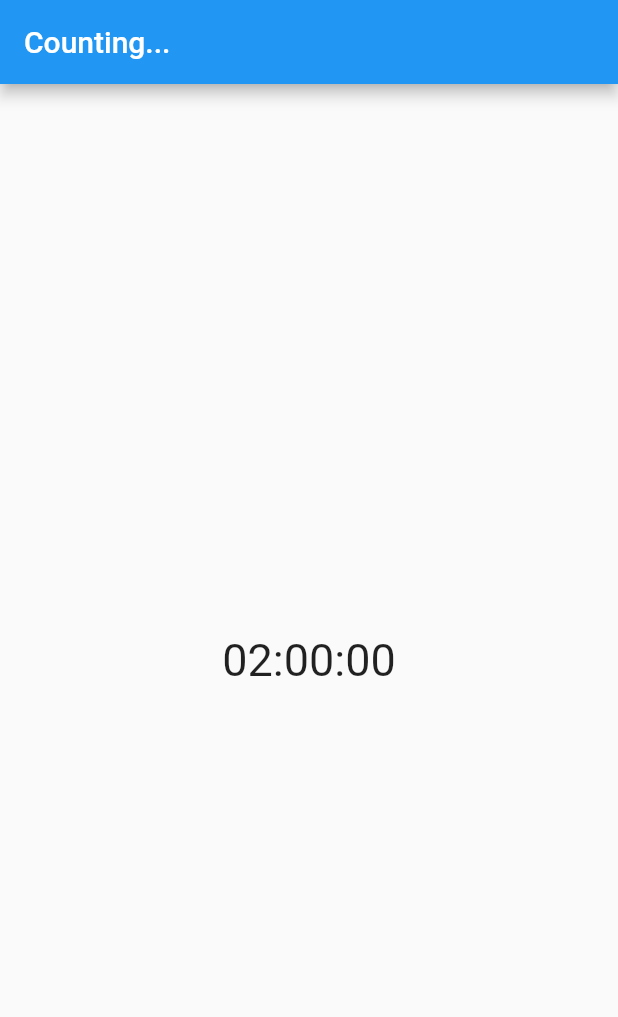
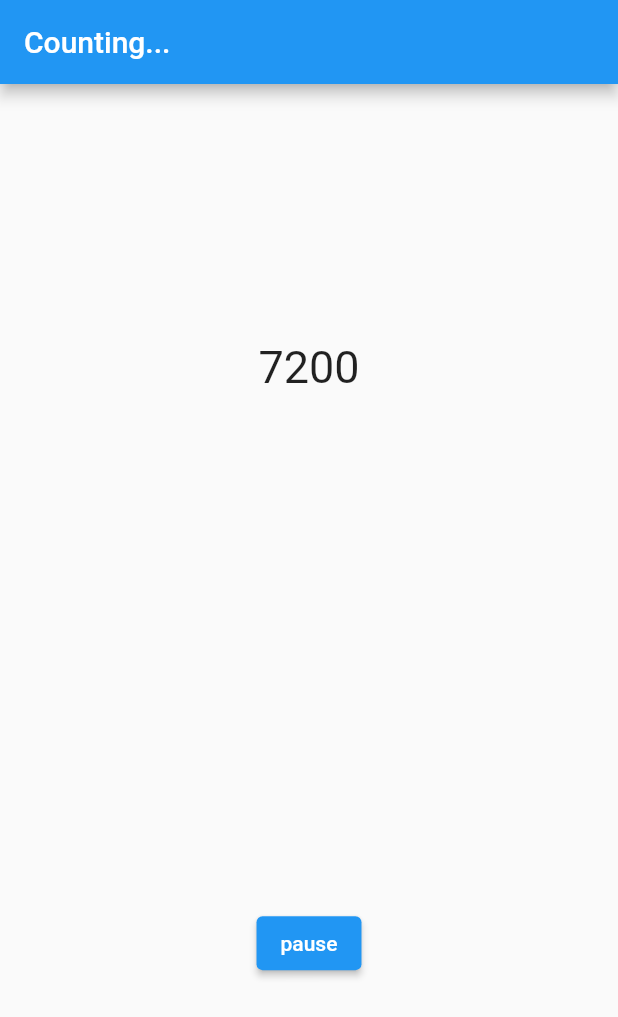
Before and after one commit to congfandi/countdown_flutter_copy, a Flutter app: the first screen one second after launch, on a phone screen of 412 x 824 dp. Shown: the top 1017 px of the screen. Run offline on Flutter 3.47's test engine with Material 2 defaults, Android fonts, the phone set to English and light mode, and no system bars.

Commit message:
Adding pause and resume action

```diff
--- a/example/lib/main.dart
+++ b/example/lib/main.dart
@@ -1,6 +1,5 @@
 import 'package:countdown_flutter_copy/countdown_flutter_copy.dart';
 import 'package:flutter/material.dart';
-
 
 void main() {
   runApp(const MyApp());
@@ -15,10 +14,14 @@ class MyApp extends StatefulWidget {
 
 class _MyAppState extends State<MyApp> {
   final _done = false;
+
   @override
   void initState() {
     super.initState();
   }
+
+  String buttonText = "pause";
+  CountdownStatus status = CountdownStatus.play;
 
   @override
   Widget build(BuildContext context) {
@@ -32,16 +35,30 @@ class _MyAppState extends State<MyApp> {
           mainAxisAlignment: MainAxisAlignment.spaceAround,
           children: <Widget>[
             Center(
-              child: CountdownFormatted(
+              child: CountdownFlutterCopy(
+                builder: (ctx, duration) {
+                  return Text(
+                    "${duration.inSeconds}",
+                    style: const TextStyle(fontSize: 30),
+                  );
+                },
+                interval: const Duration(seconds: 1),
                 duration: const Duration(hours: 2),
-                builder: (BuildContext ctx, String remaining) {
-                  return Text(
-                    remaining,
-                    style: const TextStyle(fontSize: 30),
-                  ); // 01:00:00
-                },
+                countdownStatus: status,
               ),
             ),
+            ElevatedButton(
+                onPressed: () {
+                  setState(() {
+                    if (status == CountdownStatus.play) {
+                      status = CountdownStatus.pause;
+                    } else {
+                      status = CountdownStatus.play;
+                    }
+                    buttonText = buttonText == "play" ? "pause" : "play";
+                  });
+                },
+                child: Text(buttonText))
           ],
         ),
       ),
--- a/example/pubspec.yaml
+++ b/example/pubspec.yaml
@@ -4,6 +4,7 @@ description: Demonstrates how to use the countdown_flutter_copy plugin.
 # The following line prevents the package from being accidentally published to
 # pub.dev using `flutter pub publish`. This is preferred for private packages.
 publish_to: 'none' # Remove this line if you wish to publish to pub.dev
+version: 1.0.0+1
 
 environment:
   sdk: ">=2.12.0 <3.0.0"
--- a/lib/countdown_flutter_copy.dart
+++ b/lib/countdown_flutter_copy.dart
@@ -1,4 +1,3 @@
-
 import 'dart:async';
 
 import 'package:countdown_flutter_copy/utils.dart';
@@ -10,13 +9,16 @@ class CountdownFlutterCopy extends StatefulWidget {
     required this.duration,
     required this.builder,
     this.onFinish,
+    this.countdownStatus = CountdownStatus.play,
     this.interval = const Duration(seconds: 1),
   }) : super(key: key);
 
   final Duration duration;
   final Duration interval;
+  final CountdownStatus? countdownStatus;
   final void Function()? onFinish;
   final Widget Function(BuildContext context, Duration remaining) builder;
+
   @override
   _CountdownState createState() => _CountdownState();
 }
@@ -24,11 +26,11 @@ class CountdownFlutterCopy extends StatefulWidget {
 class _CountdownState extends State<CountdownFlutterCopy> {
   late Timer _timer;
   late Duration _duration;
+
   @override
   void initState() {
     _duration = widget.duration;
     startTimer();
-
     super.initState();
   }
 
@@ -43,6 +45,8 @@ class _CountdownState extends State<CountdownFlutterCopy> {
   }
 
   void timerCallback(Timer timer) {
+    if (widget.countdownStatus == CountdownStatus.play) {
+      if (timer.isActive) {
         setState(() {
           if (_duration.inSeconds == 0) {
             timer.cancel();
@@ -52,9 +56,18 @@ class _CountdownState extends State<CountdownFlutterCopy> {
           }
         });
       }
+    } else {
+      setState(() {
+        timer.cancel();
+      });
+    }
+  }
 
   @override
   Widget build(BuildContext context) {
+    if(!_timer.isActive && widget.countdownStatus == CountdownStatus.play){
+      startTimer();
+    }
     return widget.builder(context, _duration);
   }
 }
@@ -98,3 +111,5 @@ class CountdownFormatted extends StatelessWidget {
     );
   }
 }
+
+enum CountdownStatus { stop, pause, play }
```
Also changed, not shown: example/pubspec.lock, pubspec.lock, 3 other files. Lines whose indentation alone changed are shown as unchanged.
